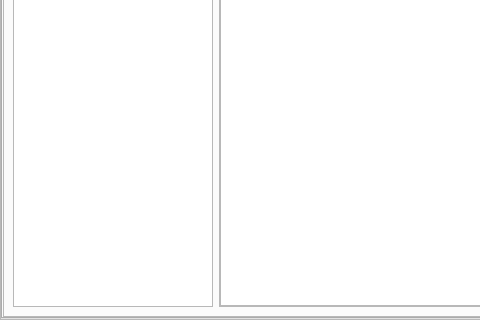
519984307/stellarium_src, file src/gui/viewDialog.ui: the form before one commit; both pictures show x 0 to 480 and y 177 to 497 of the 610 by 497 pixel window.
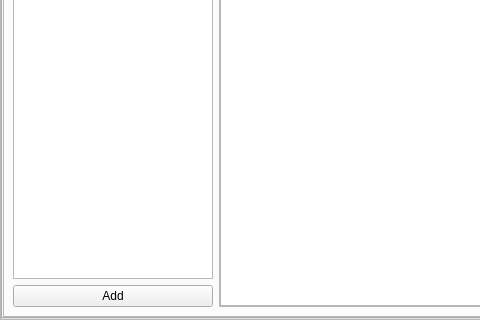
The form after the commit. Icons and pictures are not drawn. Custom widgets are drawn as their Qt base class.

```diff
--- a/src/gui/viewDialog.ui
+++ b/src/gui/viewDialog.ui
@@ -1526,8 +1526,8 @@
             <property name="frameShadow" >
              <enum>QFrame::Raised</enum>
             </property>
-            <layout class="QHBoxLayout" name="horizontalLayout" >
-             <item>
+            <layout class="QGridLayout" name="gridLayout_5" >
+             <item row="0" column="0" >
               <widget class="QTreeWidget" name="treeWidget" >
                <property name="maximumSize" >
                 <size>
@@ -1545,7 +1545,7 @@
                </column>
               </widget>
              </item>
-             <item>
+             <item rowspan="2" row="0" column="1" >
               <widget class="QFrame" name="frame_14" >
                <property name="frameShape" >
                 <enum>QFrame::StyledPanel</enum>
@@ -1563,6 +1563,13 @@
                </layout>
               </widget>
              </item>
+             <item row="1" column="0" >
+              <widget class="QPushButton" name="pushButton" >
+               <property name="text" >
+                <string>Add</string>
+               </property>
+              </widget>
+             </item>
             </layout>
            </widget>
           </item>
```
